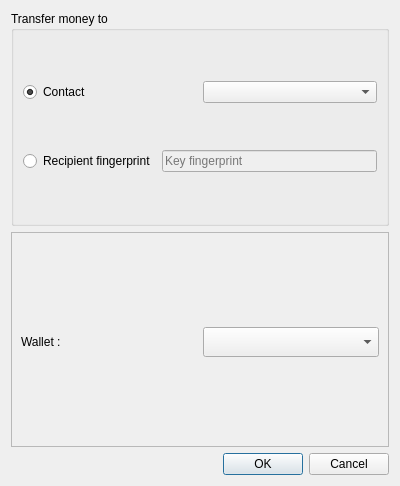
The window that res/ui/transferDialog.ui (duniter/sakia) describes before a commit, drawn with Qt 5.
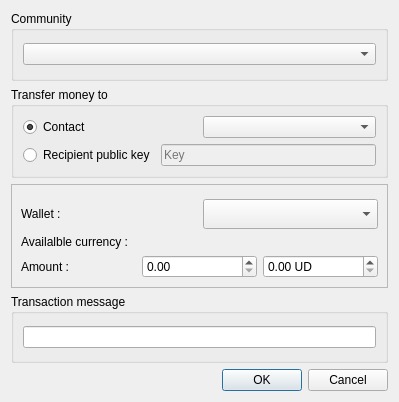
The same window after the commit.

Commit message: Transactions : OK

What changed in the file:
```diff
--- a/res/ui/transferDialog.ui
+++ b/res/ui/transferDialog.ui
@@ -6,14 +6,26 @@
    <rect>
     <x>0</x>
     <y>0</y>
-    <width>400</width>
-    <height>486</height>
+    <width>399</width>
+    <height>402</height>
    </rect>
   </property>
   <property name="windowTitle">
    <string>Transfer money</string>
   </property>
   <layout class="QVBoxLayout" name="verticalLayout">
+   <item>
+    <widget class="QGroupBox" name="groupBox_2">
+     <property name="title">
+      <string>Community</string>
+     </property>
+     <layout class="QHBoxLayout" name="horizontalLayout_4">
+      <item>
+       <widget class="QComboBox" name="combo_community"/>
+      </item>
+     </layout>
+    </widget>
+   </item>
    <item>
     <widget class="QGroupBox" name="groupBox">
      <property name="title">
@@ -46,7 +58,7 @@
         <item>
          <widget class="QRadioButton" name="radio_key_fingerprint">
           <property name="text">
-           <string>Recipient fingerprint</string>
+           <string>Recipient public key</string>
           </property>
           <property name="checked">
            <bool>false</bool>
@@ -65,7 +77,7 @@
            <string/>
           </property>
           <property name="placeholderText">
-           <string>Key fingerprint</string>
+           <string>Key</string>
           </property>
          </widget>
         </item>
@@ -107,6 +119,56 @@
         </item>
        </layout>
       </item>
+      <item>
+       <widget class="QLabel" name="label_total">
+        <property name="text">
+         <string>Availalble currency : </string>
+        </property>
+       </widget>
+      </item>
+      <item>
+       <layout class="QHBoxLayout" name="horizontalLayout_3">
+        <item>
+         <widget class="QLabel" name="label_3">
+          <property name="text">
+           <string>Amount :</string>
+          </property>
+         </widget>
+        </item>
+        <item>
+         <widget class="QDoubleSpinBox" name="spinbox_amount">
+          <property name="suffix">
+           <string/>
+          </property>
+          <property name="maximum">
+           <double>99999999.000000000000000</double>
+          </property>
+         </widget>
+        </item>
+        <item>
+         <widget class="QDoubleSpinBox" name="spinbox_relative">
+          <property name="suffix">
+           <string> UD</string>
+          </property>
+          <property name="maximum">
+           <double>9999999.000000000000000</double>
+          </property>
+         </widget>
+        </item>
+       </layout>
+      </item>
+     </layout>
+    </widget>
+   </item>
+   <item>
+    <widget class="QGroupBox" name="groupBox_3">
+     <property name="title">
+      <string>Transaction message</string>
+     </property>
+     <layout class="QVBoxLayout" name="verticalLayout_3">
+      <item>
+       <widget class="QLineEdit" name="edit_message"/>
+      </item>
      </layout>
     </widget>
    </item>
```
Left out of the diff: 53 changed lines with no effect on the pictures. The commit also changes 6 other files.
